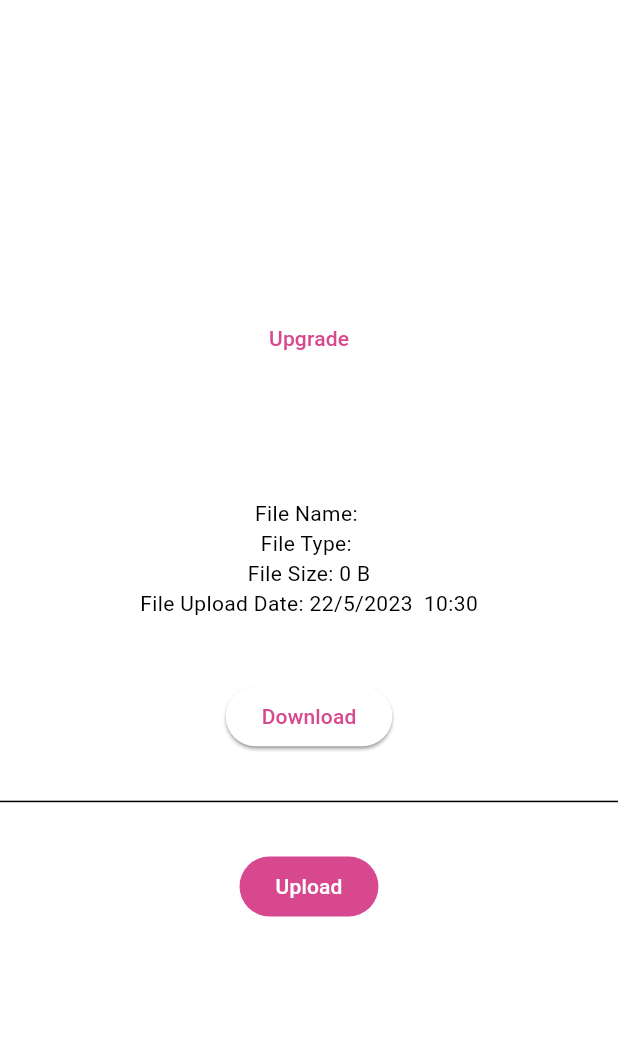
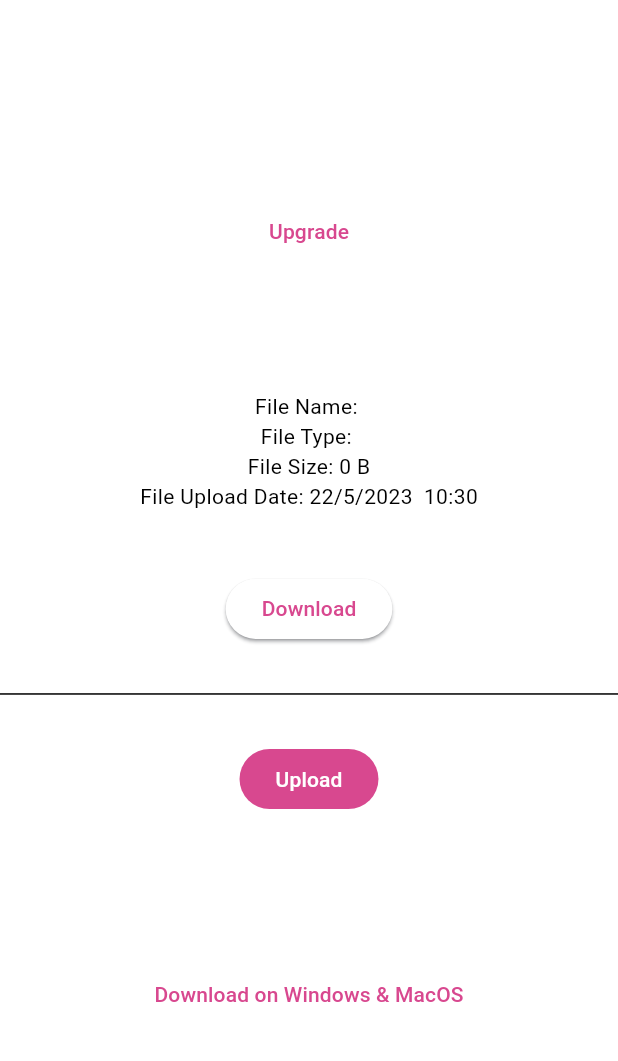
Before and after one commit to AliKales/all_drop_flutter, a Flutter app: the MainPageView screen opened by its route, on a phone screen of 412 x 824 dp, the part 63-1124 px from its top. Run offline on Flutter 3.47's test engine with Material 2 defaults, Android fonts, the phone set to English and light mode, and no system bars; our stand-ins replace cloud_firestore, dio, equatable, file_picker, firebase_auth, firebase_core and 5 more; missing offline and left inert: uikit; accounts and stored records are empty; statements that could not run were skipped.

Commit message:
handle download other platforms

```diff
--- a/lib/pages/main_page/main_page_view.dart
+++ b/lib/pages/main_page/main_page_view.dart
@@ -229,6 +229,11 @@ class _MainPageViewState extends State<MainPageView> with _Mixin {
     );
   }
 
+  void _handleDownloadOtherPlatforms() {
+    launchUrlString("https://alldrop.net",
+        mode: LaunchMode.externalApplication);
+  }
+
   @override
   Widget build(BuildContext context) {
     return Scaffold(
@@ -259,6 +264,11 @@ class _MainPageViewState extends State<MainPageView> with _Mixin {
             FilledButton(onPressed: _upload, child: const Text("Upload"))
                 .toEmpty(_progress != null),
             const Spacer(),
+            TextButton(
+              onPressed: _handleDownloadOtherPlatforms,
+              child: const Text("Download on Windows & MacOS"),
+            ),
+            const Spacer(),
           ],
         ),
       ),
```
